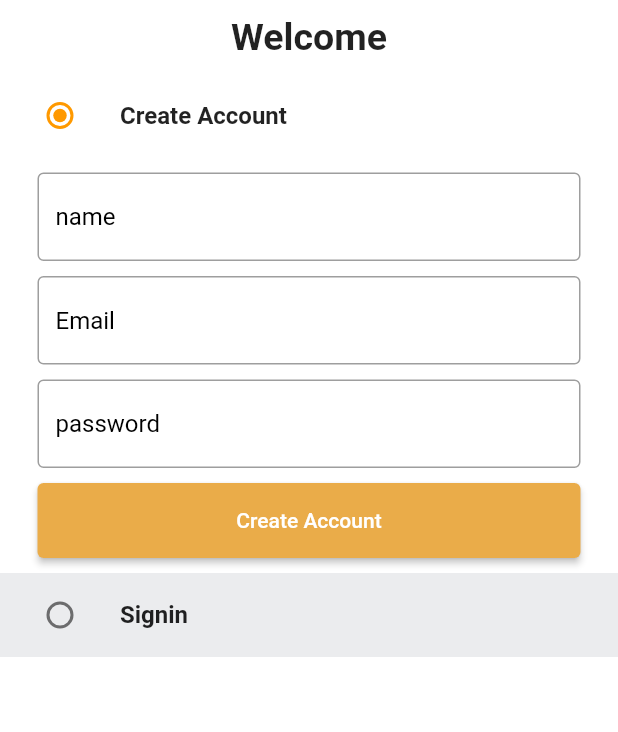
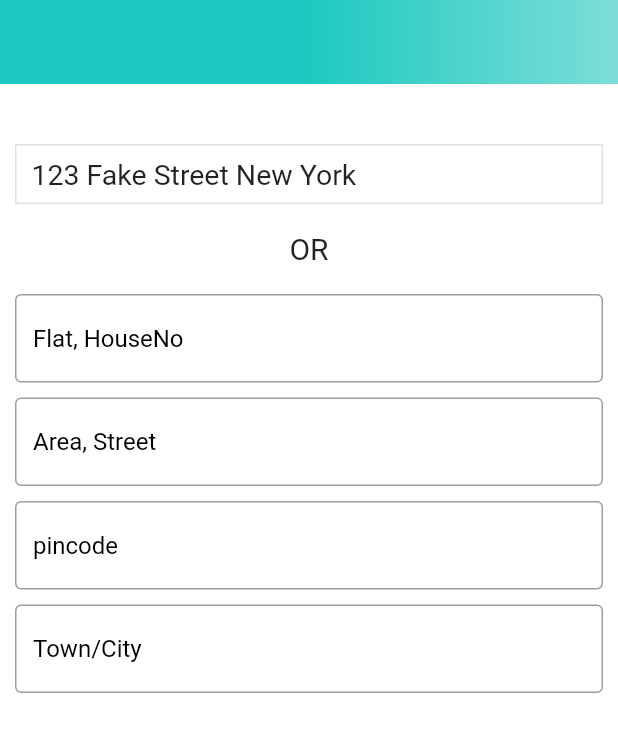
Before and after one commit to Amanpatel2002-g/shopping-app-flutter, a Flutter app: the screen it shows after launch, on a phone screen of 412 x 824 dp. Shown: the top 732 px of the screen. Run offline on Flutter 3.47's test engine with Material 2 defaults, Android fonts, the light colour scheme and no system bars; our stand-ins replace badges, carousel_slider, dotted_border, file_picker, flutter_rating_bar and 1 more; missing offline and left inert: cloudinary_public, dart:ffi.

Commit message:
final commit

```diff
--- /dev/null
+++ b/lib/features/screens/address/screens/address_screen.dart
@@ -0,0 +1,110 @@
+import 'dart:math';
+
+import 'package:amazon_new/providers/user_provider.dart';
+import 'package:flutter/material.dart';
+import 'package:provider/provider.dart';
+
+import '../../../../constants/global_variables.dart';
+import '../../../../widgets/auth_widgets/custom_button.dart';
+import '../../../../widgets/auth_widgets/text_input_filed.dart';
+
+class AddressScreen extends StatefulWidget {
+  const AddressScreen({Key? key}) : super(key: key);
+
+  @override
+  State<AddressScreen> createState() => _AddressScreenState();
+}
+
+class _AddressScreenState extends State<AddressScreen> {
+  TextEditingController _flatTextEditingController = TextEditingController();
+  TextEditingController _areaTextEditingController = TextEditingController();
+  TextEditingController _pincodeTextEditingControlle = TextEditingController();
+  TextEditingController _cityTextEditingControlle = TextEditingController();
+  @override
+  void dispose() {
+    super.dispose();
+    _flatTextEditingController.dispose();
+    _areaTextEditingController.dispose();
+    _pincodeTextEditingControlle.dispose();
+    _cityTextEditingControlle.dispose();
+  }
+
+  @override
+  Widget build(BuildContext context) {
+    String address = "123 Fake Street New York";
+    return Scaffold(
+      appBar: AppBar(
+        flexibleSpace: Container(
+          decoration:
+              const BoxDecoration(gradient: GlobalVariables.appBarGradient),
+        ),
+      ),
+      body: SingleChildScrollView(
+          child: Form(
+        child: Padding(
+          padding: const EdgeInsets.symmetric(horizontal: 10),
+          child: Column(children: [
+            const SizedBox(
+              height: 30,
+            ),
+            if (address.isNotEmpty)
+              Container(
+                width: double.infinity,
+                height: 40,
+                margin: const EdgeInsets.symmetric(vertical: 10),
+                padding: const EdgeInsets.only(left: 10),
+                alignment: Alignment.centerLeft,
+                decoration: BoxDecoration(
+                    border: Border.all(color: Color.fromARGB(31, 6, 5, 5))),
+                child: Text(
+                  address,
+                  overflow: TextOverflow.ellipsis,
+                  style: const TextStyle(fontSize: 19),
+                ),
+              ),
+            Container(
+              height: 40,
+              width: double.infinity,
+              alignment: Alignment.center,
+              child: const Text(
+                "OR",
+                style: TextStyle(fontSize: 20),
+              ),
+            ),
+            const SizedBox(
+              height: 10,
+            ),
+            TextInputField(
+                textEditingController: _flatTextEditingController,
+                hinttext: "Flat, HouseNo"),
+            const SizedBox(
+              height: 10,
+            ),
+            TextInputField(
+              textEditingController: _areaTextEditingController,
+              hinttext: "Area, Street",
+            ),
+            const SizedBox(
+              height: 10,
+            ),
+            TextInputField(
+                textEditingController: _pincodeTextEditingControlle,
+                hinttext: "pincode"),
+            const SizedBox(
+              height: 10,
+            ),
+            TextInputField(
+                textEditingController: _cityTextEditingControlle,
+                hinttext: "Town/City"),
+            const SizedBox(
+              height: 10,
+            ),
+            const SizedBox(
+              height: 10,
+            ),
+          ]),
+        ),
+      )),
+    );
+  }
+}
--- a/lib/main.dart
+++ b/lib/main.dart
@@ -1,6 +1,7 @@
 import 'package:amazon_new/constants/bottomNavigation_bar.dart';
 import 'package:amazon_new/constants/loader.dart';
 import 'package:amazon_new/features/admin/screen/admin_screen.dart';
+import 'package:amazon_new/features/screens/address/screens/address_screen.dart';
 import 'package:amazon_new/providers/user_provider.dart';
 import 'package:amazon_new/routes/routes.dart';
 import 'package:flutter/material.dart';
@@ -55,7 +56,8 @@ class _MyappState extends State<Myapp> {
               elevation: 0, iconTheme: IconThemeData(color: Colors.black))),
       onGenerateRoute: ((settings) => generateRoute(settings)),
       // ignore: prefer_if_null_operators
-        home: startingWidget == null ? const Loader() : startingWidget
+      // home: startingWidget == null ? const Loader() : startingWidget
+      home: const AddressScreen(),
       // home: const AdminScreen(),
     );
   }
```
Lines whose indentation alone changed are shown as unchanged.
